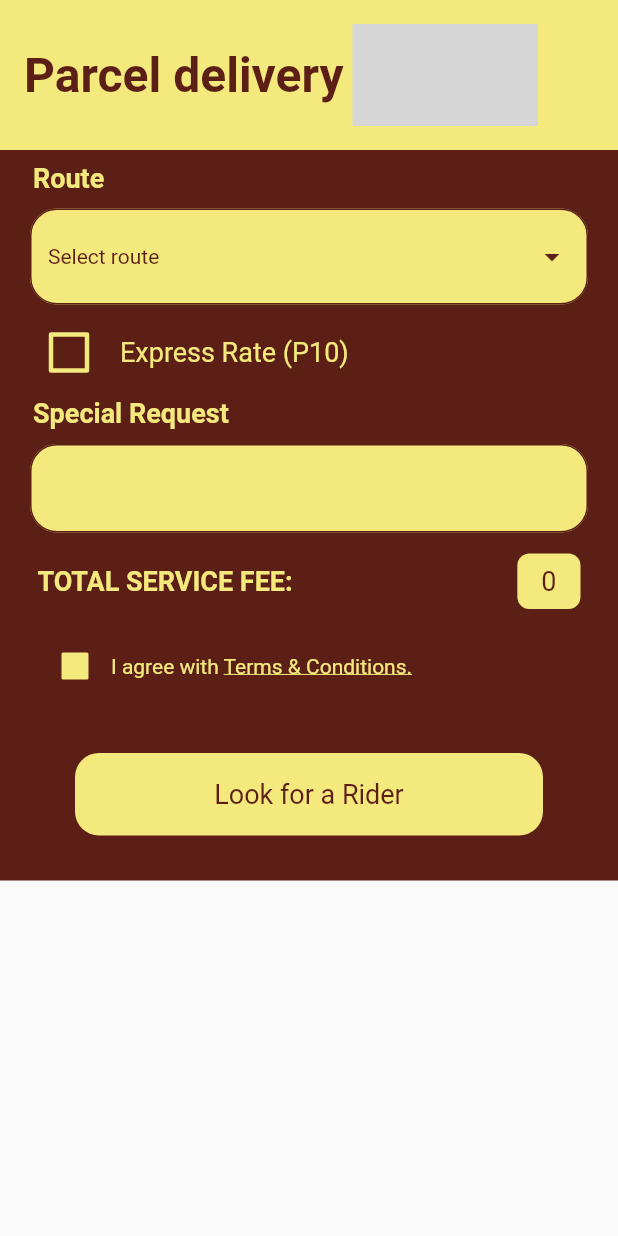
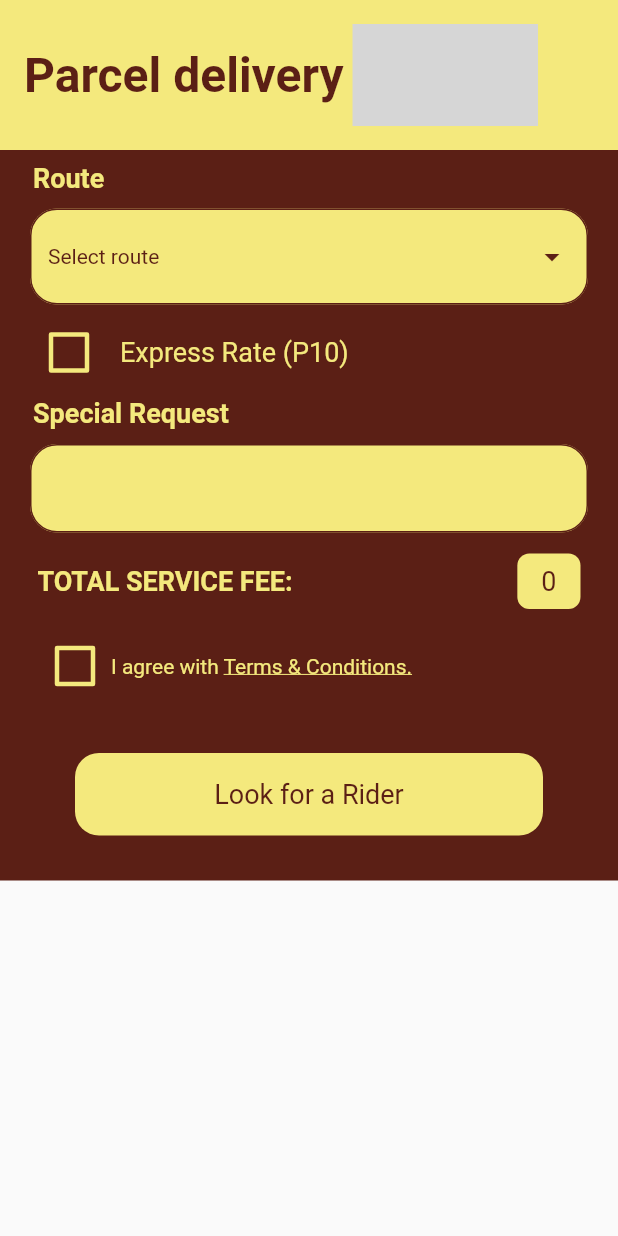
Before and after one commit to Ayush-Jung/errunds-, a Flutter app: the ServiceScreen screen opened by its route, on a phone screen of 412 x 824 dp. Run offline on Flutter 3.47's test engine with Material 2 defaults, Android fonts, the phone set to English and light mode, and no system bars; our stand-ins replace avatar_glow, cloud_firestore, firebase_auth, firebase_core, firebase_storage, flutter_svg and 2 more; accounts and stored records are empty; project files that could hold a hidden picture were left out; grey boxes are pictures that could not be loaded.

Commit message:
minor changes

```diff
--- a/lib/custom_item/custom_button.dart
+++ b/lib/custom_item/custom_button.dart
@@ -53,7 +53,7 @@ class CustomButton extends StatelessWidget {
             child: loading
                 ? CircularProgressIndicator(
                     strokeWidth: 2,
-                    color: primaryColor,
+                    color: circleColor ?? primaryColor,
                   )
                 : LayoutBuilder(
                     builder: (context, constraints) {
--- a/lib/screens/customer/service_screen.dart
+++ b/lib/screens/customer/service_screen.dart
@@ -148,7 +148,6 @@ class _ServiceScreenState extends State<ServiceScreen> {
             TextButton(
               child: Text("No", style: TextStyle(color: secondaryColor)),
               onPressed: () {
-                Navigator.pop(context);
                 onNo.call();
               },
             )
@@ -384,7 +383,7 @@ class _ServiceScreenState extends State<ServiceScreen> {
                           padding: const EdgeInsets.symmetric(
                               vertical: 8, horizontal: 20),
                           child: TextFormField(
-                            textCapitalization: TextCapitalization.words,
+                            textCapitalization: TextCapitalization.sentences,
                             style: const TextStyle(fontSize: 16),
                             decoration: InputDecoration(
                               fillColor: primaryColor,
@@ -441,7 +440,7 @@ class _ServiceScreenState extends State<ServiceScreen> {
                               vertical: 8, horizontal: 20),
                           child: TextFormField(
                             style: const TextStyle(fontSize: 16),
-                            textCapitalization: TextCapitalization.words,
+                            textCapitalization: TextCapitalization.sentences,
                             decoration: InputDecoration(
                               fillColor: primaryColor,
                               filled: true,
@@ -604,7 +603,7 @@ class _ServiceScreenState extends State<ServiceScreen> {
                               vertical: 8, horizontal: 20),
                           child: TextFormField(
                             style: const TextStyle(fontSize: 16),
-                            textCapitalization: TextCapitalization.words,
+                            textCapitalization: TextCapitalization.sentences,
                             decoration: InputDecoration(
                               fillColor: primaryColor,
                               filled: true,
@@ -656,7 +655,7 @@ class _ServiceScreenState extends State<ServiceScreen> {
                               vertical: 8, horizontal: 20),
                           child: TextFormField(
                             style: const TextStyle(fontSize: 16),
-                            textCapitalization: TextCapitalization.words,
+                            textCapitalization: TextCapitalization.sentences,
                             decoration: InputDecoration(
                               fillColor: primaryColor,
                               filled: true,
@@ -755,7 +754,7 @@ class _ServiceScreenState extends State<ServiceScreen> {
                           child: TextFormField(
                             maxLines: 10,
                             style: const TextStyle(fontSize: 16),
-                            textCapitalization: TextCapitalization.words,
+                            textCapitalization: TextCapitalization.sentences,
                             decoration: InputDecoration(
                               fillColor: primaryColor,
                               filled: true,
@@ -808,9 +807,10 @@ class _ServiceScreenState extends State<ServiceScreen> {
                                 ),
                                 value: checkedRate,
                                 onChanged: (bool value) {
+                                  setState(() {
                                     checkedRate = value;
                                     priceProvicver.setExpressRate(10);
-                                  setState(() {});
+                                  });
                                 },
                               ),
                             ),
@@ -838,7 +838,7 @@ class _ServiceScreenState extends State<ServiceScreen> {
                             vertical: 8, horizontal: 20),
                         child: TextFormField(
                           style: const TextStyle(fontSize: 16),
-                          textCapitalization: TextCapitalization.words,
+                          textCapitalization: TextCapitalization.sentences,
                           decoration: InputDecoration(
                             fillColor: primaryColor,
                             filled: true,
@@ -902,28 +902,32 @@ class _ServiceScreenState extends State<ServiceScreen> {
                         margin: const EdgeInsets.only(left: 18),
                         child: Row(
                           children: [
-                            Checkbox(
-                              side:
-                                  MaterialStateBorderSide.resolveWith((states) {
-                                return BorderSide(
-                                    color: primaryColor, width: 21.3);
-                              }),
-                              activeColor: Colors.redAccent,
-                              fillColor: MaterialStateProperty.all<Color>(
-                                  primaryColor),
+                            Transform.scale(
+                              scale: 1.5,
+                              child: Checkbox(
+                                activeColor: primaryColor,
                                 checkColor: secondaryColor,
+                                side: MaterialStateBorderSide.resolveWith(
+                                  (states) => BorderSide(
+                                    width: 2.0,
+                                    color: primaryColor,
+                                  ),
+                                ),
                                 value: acceptTerms,
-                              onChanged: (value) {
+                                onChanged: (bool value) {
                                   setState(() {
                                     acceptTerms = value;
                                   });
                                 },
                               ),
+                            ),
                             RichText(
                               text: TextSpan(text: "", children: [
                                 TextSpan(
                                     text: "I agree with ",
-                                    style: TextStyle(color: primaryColor)),
+                                    style: TextStyle(
+                                      color: primaryColor,
+                                    )),
                                 TextSpan(
                                     text: "Terms & Conditions.",
                                     recognizer: TapGestureRecognizer()
```
Also changed, not shown: lib/helpers/firebase.dart (+3 -4 lines), lib/screens/customer/customer_welcome_screen.dart (+15 -2 lines), lib/screens/customer/profile_screen.dart (+21 -12 lines), lib/screens/customer/show_online_rider.dart (+20 -6 lines), lib/screens/customer/transaction_screen.dart.dart (+40 -13 lines), lib/screens/driver/service_detail.dart (+27 -9 lines). Lines whose indentation alone changed are shown as unchanged.
